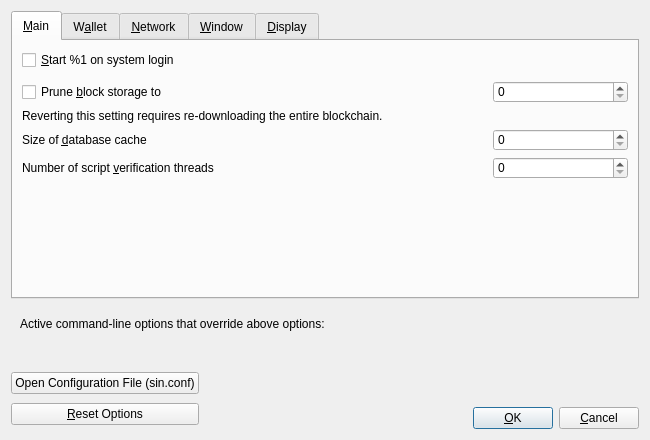
Qt form src/qt/forms/optionsdialog.ui (hardwarewise/SIN-core) before a commit.
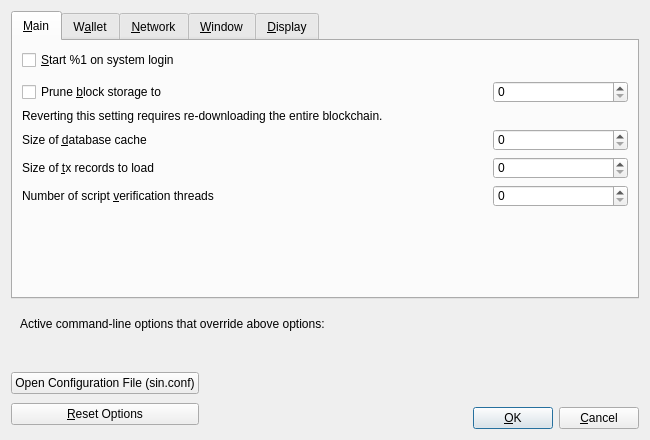
The same form after that commit. The open tabs and pages were chosen to show the change. Custom widgets are drawn as their Qt base class.

Commit message: [qt] Add a GUI for setting the maximum amount of transactions to load

Patch:
```diff
--- a/src/qt/forms/optionsdialog.ui
+++ b/src/qt/forms/optionsdialog.ui
@@ -154,6 +154,46 @@
          </item>
         </layout>
        </item>
+       <item>
+        <layout class="QHBoxLayout" name="horizontalLayout_2_Main">
+         <item>
+          <widget class="QLabel" name="recordsToLoadLabel">
+           <property name="text">
+            <string>Size of &amp;tx records to load</string>
+           </property>
+           <property name="textFormat">
+            <enum>Qt::PlainText</enum>
+           </property>
+           <property name="buddy">
+            <cstring>recordsToLoad</cstring>
+           </property>
+          </widget>
+         </item>
+         <item>
+          <spacer name="horizontalSpacer_2_Main">
+           <property name="orientation">
+            <enum>Qt::Horizontal</enum>
+           </property>
+           <property name="sizeHint" stdset="0">
+            <size>
+             <width>40</width>
+             <height>20</height>
+            </size>
+           </property>
+          </spacer>
+         </item>
+         <item>
+          <widget class="QSpinBox" name="recordsToLoad">
+           <property name="minimumSize">
+            <size>
+             <width>135</width>
+             <height>0</height>
+            </size>
+           </property>
+          </widget>
+         </item>
+        </layout>
+       </item>
        <item>
         <layout class="QHBoxLayout" name="horizontalLayout_Main_VerifyLabel">
          <item>
```
The commit also changes 8 other files.
